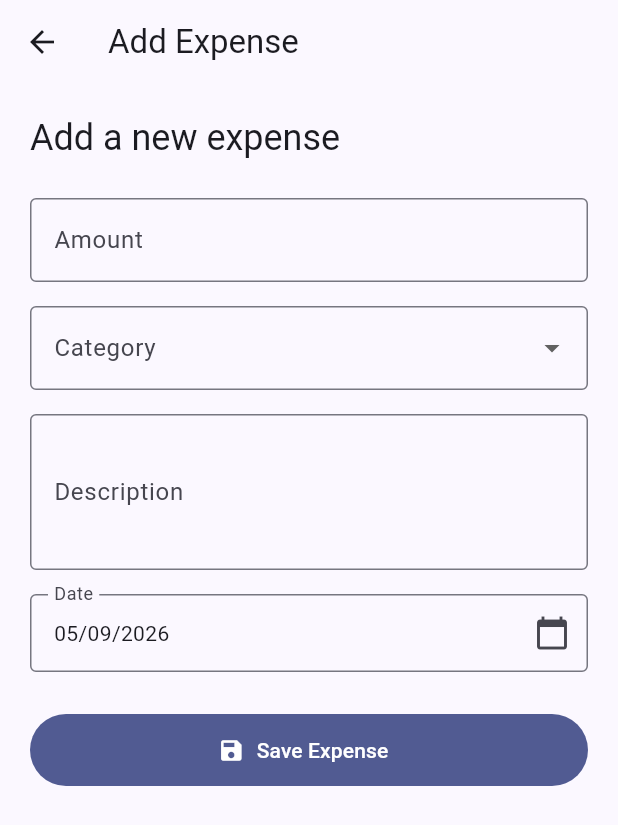
After one commit to Nagavaishnavi-Padala/progree-task-2-expense-tracker, a Flutter app: the screen it shows after launch, after a tap on "Add Expense", on a phone screen of 412 x 824 dp. The commit adds this screen. Shown: the top 825 px of the screen. Run offline on Flutter 3.47's test engine with Material 3 defaults, Android fonts, the phone set to English and light mode, and no system bars; our stand-ins replace sqflite; accounts and stored records are empty.

Commit message:
Complete expense CRUD UI

```diff
--- a/lib/main.dart
+++ b/lib/main.dart
@@ -1,122 +1,26 @@
 import 'package:flutter/material.dart';
 
+import 'screens/home_screen.dart';
+
 void main() {
-  runApp(const MyApp());
+  runApp(const ExpenseTrackerApp());
 }
 
-class MyApp extends StatelessWidget {
-  const MyApp({super.key});
+class ExpenseTrackerApp extends StatelessWidget {
+  const ExpenseTrackerApp({super.key});
 
-  // This widget is the root of your application.
   @override
   Widget build(BuildContext context) {
     return MaterialApp(
-      title: 'Flutter Demo',
+      debugShowCheckedModeBanner: false,
+      title: 'Expense Tracker',
       theme: ThemeData(
-        // This is the theme of your application.
-        //
-        // TRY THIS: Try running your application with "flutter run". You'll see
-        // the application has a purple toolbar. Then, without quitting the app,
-        // try changing the seedColor in the colorScheme below to Colors.green
-        // and then invoke "hot reload" (save your changes or press the "hot
-        // reload" button in a Flutter-supported IDE, or press "r" if you used
-        // the command line to start the app).
-        //
-        // Notice that the counter didn't reset back to zero; the application
-        // state is not lost during the reload. To reset the state, use hot
-        // restart instead.
-        //
-        // This works for code too, not just values: Most code changes can be
-        // tested with just a hot reload.
-        colorScheme: .fromSeed(seedColor: Colors.deepPurple),
+        colorScheme: ColorScheme.fromSeed(
+          seedColor: Colors.indigo,
+        ),
+        useMaterial3: true,
       ),
-      home: const MyHomePage(title: 'Flutter Demo Home Page'),
+      home: const HomeScreen(),
     );
   }
 }
-
-class MyHomePage extends StatefulWidget {
-  const MyHomePage({super.key, required this.title});
-
-  // This widget is the home page of your application. It is stateful, meaning
-  // that it has a State object (defined below) that contains fields that affect
-  // how it looks.
-
-  // This class is the configuration for the state. It holds the values (in this
-  // case the title) provided by the parent (in this case the App widget) and
-  // used by the build method of the State. Fields in a Widget subclass are
-  // always marked "final".
-
-  final String title;
-
-  @override
-  State<MyHomePage> createState() => _MyHomePageState();
-}
-
-class _MyHomePageState extends State<MyHomePage> {
-  int _counter = 0;
-
-  void _incrementCounter() {
-    setState(() {
-      // This call to setState tells the Flutter framework that something has
-      // changed in this State, which causes it to rerun the build method below
-      // so that the display can reflect the updated values. If we changed
-      // _counter without calling setState(), then the build method would not be
-      // called again, and so nothing would appear to happen.
-      _counter++;
-    });
-  }
-
-  @override
-  Widget build(BuildContext context) {
-    // This method is rerun every time setState is called, for instance as done
-    // by the _incrementCounter method above.
-    //
-    // The Flutter framework has been optimized to make rerunning build methods
-    // fast, so that you can just rebuild anything that needs updating rather
-    // than having to individually change instances of widgets.
-    return Scaffold(
-      appBar: AppBar(
-        // TRY THIS: Try changing the color here to a specific color (to
-        // Colors.amber, perhaps?) and trigger a hot reload to see the AppBar
-        // change color while the other colors stay the same.
-        backgroundColor: Theme.of(context).colorScheme.inversePrimary,
-        // Here we take the value from the MyHomePage object that was created by
-        // the App.build method, and use it to set our appbar title.
-        title: Text(widget.title),
-      ),
-      body: Center(
-        // Center is a layout widget. It takes a single child and positions it
-        // in the middle of the parent.
-        child: Column(
-          // Column is also a layout widget. It takes a list of children and
-          // arranges them vertically. By default, it sizes itself to fit its
-          // children horizontally, and tries to be as tall as its parent.
-          //
-          // Column has various properties to control how it sizes itself and
-          // how it positions its children. Here we use mainAxisAlignment to
-          // center the children vertically; the main axis here is the vertical
-          // axis because Columns are vertical (the cross axis would be
-          // horizontal).
-          //
-          // TRY THIS: Invoke "debug painting" (choose the "Toggle Debug Paint"
-          // action in the IDE, or press "p" in the console), to see the
-          // wireframe for each widget.
-          mainAxisAlignment: .center,
-          children: [
-            const Text('You have pushed the button this many times:'),
-            Text(
-              '$_counter',
-              style: Theme.of(context).textTheme.headlineMedium,
-            ),
-          ],
-        ),
-      ),
-      floatingActionButton: FloatingActionButton(
-        onPressed: _incrementCounter,
-        tooltip: 'Increment',
-        child: const Icon(Icons.add),
-      ),
-    );
-  }
-}
--- /dev/null
+++ b/lib/screens/add_expense_screen.dart
@@ -0,0 +1,264 @@
+import 'package:flutter/material.dart';
+
+import '../database/database_helper.dart';
+import '../models/expense.dart';
+
+class AddExpenseScreen extends StatefulWidget {
+  const AddExpenseScreen({
+    super.key,
+    this.expense,
+  });
+
+  final Expense? expense;
+
+  @override
+  State<AddExpenseScreen> createState() => _AddExpenseScreenState();
+}
+
+class _AddExpenseScreenState extends State<AddExpenseScreen> {
+  final _formKey = GlobalKey<FormState>();
+
+  final _amountController = TextEditingController();
+  final _descriptionController = TextEditingController();
+
+  String? _selectedCategory;
+  DateTime _selectedDate = DateTime.now();
+
+  final List<String> _categories = [
+    'Food',
+    'Travel',
+    'Shopping',
+    'Bills',
+    'Entertainment',
+    'Health',
+    'Education',
+    'Other',
+  ];
+
+  @override
+  void initState() {
+    super.initState();
+
+    final expense = widget.expense;
+
+    if (expense != null) {
+      _amountController.text = expense.amount.toString();
+      _descriptionController.text = expense.description;
+      _selectedCategory = expense.category;
+      _selectedDate = DateTime.parse(expense.date);
+    }
+  }
+
+  @override
+  void dispose() {
+    _amountController.dispose();
+    _descriptionController.dispose();
+    super.dispose();
+  }
+
+  Future<void> _selectDate() async {
+    final pickedDate = await showDatePicker(
+      context: context,
+      initialDate: _selectedDate,
+      firstDate: DateTime(2000),
+      lastDate: DateTime.now(),
+    );
+
+    if (pickedDate != null) {
+      setState(() {
+        _selectedDate = pickedDate;
+      });
+    }
+  }
+
+  Future<void> _saveExpense() async {
+    if (!_formKey.currentState!.validate()) {
+      return;
+    }
+
+    final expense = Expense(
+      id: widget.expense?.id,
+      amount: double.parse(_amountController.text.trim()),
+      category: _selectedCategory!,
+      description: _descriptionController.text.trim(),
+      date: _selectedDate.toIso8601String(),
+    );
+
+    debugPrint('SAVE: Button pressed');
+
+    try {
+      if (widget.expense == null) {
+        // CREATE
+        debugPrint('SAVE: Creating new expense');
+
+        await DatabaseHelper.instance.createExpense(expense);
+
+        debugPrint('SAVE: Expense created successfully');
+      } else {
+        // UPDATE
+        debugPrint('SAVE: Updating expense ID ${expense.id}');
+
+        await DatabaseHelper.instance.updateExpense(expense);
+
+        debugPrint('SAVE: Expense updated successfully');
+      }
+
+      if (!mounted) return;
+
+      Navigator.pop(context, true);
+    } catch (error, stackTrace) {
+      debugPrint('SAVE ERROR: $error');
+      debugPrint('SAVE STACK TRACE: $stackTrace');
+
+      if (!mounted) return;
+
+      ScaffoldMessenger.of(context).showSnackBar(
+        SnackBar(
+          content: Text('Failed to save expense: $error'),
+          duration: const Duration(seconds: 5),
+        ),
+      );
+    }
+  }
+
+  @override
+  Widget build(BuildContext context) {
+    final isEditing = widget.expense != null;
+
+    return Scaffold(
+      appBar: AppBar(
+        title: Text(
+          isEditing ? 'Edit Expense' : 'Add Expense',
+        ),
+      ),
+      body: SafeArea(
+        child: SingleChildScrollView(
+          padding: const EdgeInsets.all(20),
+          child: Form(
+            key: _formKey,
+            child: Column(
+              crossAxisAlignment: CrossAxisAlignment.stretch,
+              children: [
+                Text(
+                  isEditing ? 'Edit your expense' : 'Add a new expense',
+                  style: Theme.of(context).textTheme.headlineSmall,
+                ),
+
+                const SizedBox(height: 24),
+
+                TextFormField(
+                  controller: _amountController,
+                  keyboardType: const TextInputType.numberWithOptions(
+                    decimal: true,
+                  ),
+                  decoration: const InputDecoration(
+                    labelText: 'Amount',
+                    hintText: 'Enter amount',
+                    prefixText: '₹ ',
+                    border: OutlineInputBorder(),
+                  ),
+                  validator: (value) {
+                    if (value == null || value.trim().isEmpty) {
+                      return 'Please enter an amount';
+                    }
+
+                    final amount = double.tryParse(value.trim());
+
+                    if (amount == null || amount <= 0) {
+                      return 'Enter a valid amount greater than 0';
+                    }
+
+                    return null;
+                  },
+                ),
+
+                const SizedBox(height: 16),
+
+                DropdownButtonFormField<String>(
+                  initialValue: _selectedCategory,
+                  decoration: const InputDecoration(
+                    labelText: 'Category',
+                    border: OutlineInputBorder(),
+                  ),
+                  items: _categories.map((category) {
+                    return DropdownMenuItem<String>(
+                      value: category,
+                      child: Text(category),
+                    );
+                  }).toList(),
+                  onChanged: (value) {
+                    setState(() {
+                      _selectedCategory = value;
+                    });
+                  },
+                  validator: (value) {
+                    if (value == null || value.isEmpty) {
+                      return 'Please select a category';
+                    }
+
+                    return null;
+                  },
+                ),
+
+                const SizedBox(height: 16),
+
+                TextFormField(
+                  controller: _descriptionController,
+                  maxLines: 3,
+                  decoration: const InputDecoration(
+                    labelText: 'Description',
+                    hintText: 'What was this expense for?',
+                    border: OutlineInputBorder(),
+                  ),
+                  validator: (value) {
+                    if (value == null || value.trim().isEmpty) {
+                      return 'Please enter a description';
+                    }
+
+                    return null;
+                  },
+                ),
+
+                const SizedBox(height: 16),
+
+                InkWell(
+                  onTap: _selectDate,
+                  borderRadius: BorderRadius.circular(4),
+                  child: InputDecorator(
+                    decoration: const InputDecoration(
+                      labelText: 'Date',
+                      border: OutlineInputBorder(),
+                      suffixIcon: Icon(Icons.calendar_today),
+                    ),
+                    child: Text(
+                      '${_selectedDate.day.toString().padLeft(2, '0')}/'
+                      '${_selectedDate.month.toString().padLeft(2, '0')}/'
+                      '${_selectedDate.year}',
+                    ),
+                  ),
+                ),
+
+                const SizedBox(height: 28),
+
+                FilledButton.icon(
+                  onPressed: _saveExpense,
+                  icon: Icon(
+                    isEditing ? Icons.update : Icons.save,
+                  ),
+                  label: Padding(
+                    padding: const EdgeInsets.symmetric(
+                      vertical: 14,
+                    ),
+                    child: Text(
+                      isEditing ? 'Update Expense' : 'Save Expense',
+                    ),
+                  ),
+                ),
+              ],
+            ),
+          ),
+        ),
+      ),
+    );
+  }
+}
--- /dev/null
+++ b/lib/screens/home_screen.dart
@@ -0,0 +1,360 @@
+import 'package:flutter/material.dart';
+
+import '../database/database_helper.dart';
+import '../models/expense.dart';
+import 'add_expense_screen.dart';
+
+class HomeScreen extends StatefulWidget {
+  const HomeScreen({super.key});
+
+  @override
+  State<HomeScreen> createState() => _HomeScreenState();
+}
+
+class _HomeScreenState extends State<HomeScreen> {
+  List<Expense> _expenses = [];
+  bool _isLoading = true;
+
+  @override
+  void initState() {
+    super.initState();
+    _loadExpenses();
+  }
+
+  Future<void> _loadExpenses() async {
+    setState(() {
+      _isLoading = true;
+    });
+
+    try {
+      final expenses = await DatabaseHelper.instance.getExpenses();
+
+      if (!mounted) return;
+
+      setState(() {
+        _expenses = expenses;
+        _isLoading = false;
+      });
+    } catch (error) {
+      if (!mounted) return;
+
+      setState(() {
+        _isLoading = false;
+      });
+
+      ScaffoldMessenger.of(context).showSnackBar(
+        SnackBar(
+          content: Text('Failed to load expenses: $error'),
+        ),
+      );
+    }
+  }
+
+  double get _totalExpenses {
+    return _expenses.fold(
+      0,
+      (total, expense) => total + expense.amount,
+    );
+  }
+
+  double get _todayExpenses {
+    final now = DateTime.now();
+
+    return _expenses
+        .where((expense) {
+          final expenseDate = DateTime.parse(expense.date);
+
+          return expenseDate.year == now.year &&
+              expenseDate.month == now.month &&
+              expenseDate.day == now.day;
+        })
+        .fold(
+          0,
+          (total, expense) => total + expense.amount,
+        );
+  }
+
+  String _formatDate(String date) {
+    final parsedDate = DateTime.parse(date);
+
+    return '${parsedDate.day.toString().padLeft(2, '0')}/'
+        '${parsedDate.month.toString().padLeft(2, '0')}/'
+        '${parsedDate.year}';
+  }
+
+  Future<void> _openAddExpense() async {
+    await Navigator.push(
+      context,
+      MaterialPageRoute(
+        builder: (context) => const AddExpenseScreen(),
+      ),
+    );
+
+    _loadExpenses();
+  }
+
+  @override
+  Widget build(BuildContext context) {
+    return Scaffold(
+      appBar: AppBar(
+        title: const Text('Expense Tracker'),
+        actions: [
+          IconButton(
+            onPressed: _loadExpenses,
+            icon: const Icon(Icons.refresh),
+            tooltip: 'Refresh',
+          ),
+        ],
+      ),
+      body: RefreshIndicator(
+        onRefresh: _loadExpenses,
+        child: _isLoading
+            ? const Center(
+                child: CircularProgressIndicator(),
+              )
+            : _expenses.isEmpty
+                ? _buildEmptyState()
+                : _buildDashboard(),
+      ),
+      floatingActionButton: FloatingActionButton.extended(
+        onPressed: _openAddExpense,
+        icon: const Icon(Icons.add),
+        label: const Text('Add Expense'),
+      ),
+    );
+  }
+
+  Widget _buildDashboard() {
+    return ListView(
+      padding: const EdgeInsets.all(20),
+      children: [
+        Text(
+          'Overview',
+          style: Theme.of(context).textTheme.headlineSmall,
+        ),
+
+        const SizedBox(height: 16),
+
+        Row(
+          children: [
+            Expanded(
+              child: _buildSummaryCard(
+                title: 'Total Expenses',
+                amount: _totalExpenses,
+                icon: Icons.account_balance_wallet,
+              ),
+            ),
+            const SizedBox(width: 12),
+            Expanded(
+              child: _buildSummaryCard(
+                title: 'Today',
+                amount: _todayExpenses,
+                icon: Icons.today,
+              ),
+            ),
+          ],
+        ),
+
+        const SizedBox(height: 28),
+
+        Text(
+          'Recent Expenses',
+          style: Theme.of(context).textTheme.titleLarge,
+        ),
+
+        const SizedBox(height: 12),
+
+        ..._expenses.map(_buildExpenseCard),
+      ],
+    );
+  }
+
+  Widget _buildSummaryCard({
+    required String title,
+    required double amount,
+    required IconData icon,
+  }) {
+    return Card(
+      child: Padding(
+        padding: const EdgeInsets.all(16),
+        child: Column(
+          crossAxisAlignment: CrossAxisAlignment.start,
+          children: [
+            Icon(icon, size: 28),
+            const SizedBox(height: 12),
+            Text(
+              title,
+              style: Theme.of(context).textTheme.bodyMedium,
+            ),
+            const SizedBox(height: 4),
+            Text(
+              '₹${amount.toStringAsFixed(2)}',
+              style: Theme.of(context).textTheme.titleLarge?.copyWith(
+                    fontWeight: FontWeight.bold,
+                  ),
+            ),
+          ],
+        ),
+      ),
+    );
+  }
+
+
+Future<void> _editExpense(Expense expense) async {
+  await Navigator.push(
+    context,
+    MaterialPageRoute(
+      builder: (context) => AddExpenseScreen(
+        expense: expense,
+      ),
+    ),
+  );
+
+  _loadExpenses();
+}
+
+Future<void> _deleteExpense(Expense expense) async {
+  final shouldDelete = await showDialog<bool>(
+    context: context,
+    builder: (context) {
+      return AlertDialog(
+        title: const Text('Delete Expense'),
+        content: Text(
+          'Are you sure you want to delete "${expense.description}"?',
+        ),
+        actions: [
+          TextButton(
+            onPressed: () {
+              Navigator.pop(context, false);
+            },
+            child: const Text('Cancel'),
+          ),
+          FilledButton(
+            onPressed: () {
+              Navigator.pop(context, true);
+            },
+            child: const Text('Delete'),
+          ),
+        ],
+      );
+    },
+  );
+
+  if (shouldDelete != true) {
+    return;
+  }
+
+  try {
+    await DatabaseHelper.instance.deleteExpense(expense.id!);
+
+    if (!mounted) return;
+
+    ScaffoldMessenger.of(context).showSnackBar(
+      const SnackBar(
+        content: Text('Expense deleted successfully!'),
+      ),
+    );
+
+    _loadExpenses();
+  } catch (error) {
+    if (!mounted) return;
+
+    ScaffoldMessenger.of(context).showSnackBar(
+      SnackBar(
+        content: Text('Failed to delete expense: $error'),
+      ),
+    );
+  }
+}
+
+  Widget _buildExpenseCard(Expense expense) {
+  return Card(
+    margin: const EdgeInsets.only(bottom: 12),
+    child: ListTile(
+      leading: CircleAvatar(
+        child: Icon(_getCategoryIcon(expense.category)),
+      ),
+      title: Text(
+        expense.description,
+        style: const TextStyle(
+          fontWeight: FontWeight.w600,
+        ),
+      ),
+      subtitle: Text(
+        '${expense.category} • ${_formatDate(expense.date)}',
+      ),
+      trailing: Row(
+        mainAxisSize: MainAxisSize.min,
+        children: [
+          Text(
+            '₹${expense.amount.toStringAsFixed(2)}',
+            style: const TextStyle(
+              fontWeight: FontWeight.bold,
+            ),
+          ),
+          const SizedBox(width: 8),
+          IconButton(
+            onPressed: () => _editExpense(expense),
+            icon: const Icon(Icons.edit_outlined),
+            tooltip: 'Edit',
+          ),
+          IconButton(
+            onPressed: () => _deleteExpense(expense),
+            icon: const Icon(Icons.delete_outline),
+            tooltip: 'Delete',
+          ),
+        ],
+      ),
+    ),
+  );
+}
+
+  IconData _getCategoryIcon(String category) {
+    switch (category) {
+      case 'Food':
+        return Icons.restaurant;
+      case 'Travel':
+        return Icons.directions_car;
+      case 'Shopping':
+        return Icons.shopping_bag;
+      case 'Bills':
+        return Icons.receipt_long;
+      case 'Entertainment':
+        return Icons.movie;
+      case 'Health':
+        return Icons.health_and_safety;
+      case 'Education':
+        return Icons.school;
+      default:
+        return Icons.category;
+    }
+  }
+
+  Widget _buildEmptyState() {
+    return ListView(
+      physics: const AlwaysScrollableScrollPhysics(),
+      children: [
+        const SizedBox(height: 120),
+        Icon(
+          Icons.receipt_long_outlined,
+          size: 72,
+          color: Theme.of(context).colorScheme.primary,
+        ),
+        const SizedBox(height: 20),
+        Center(
+          child: Text(
+            'No expenses yet',
+            style: Theme.of(context).textTheme.headlineSmall,
+          ),
+        ),
+        const SizedBox(height: 8),
+        Center(
+          child: Text(
+            'Tap "Add Expense" to record your first expense.',
+            textAlign: TextAlign.center,
+          ),
+        ),
+      ],
+    );
+  }
+}
```
Also changed, not shown: 1 other file.
